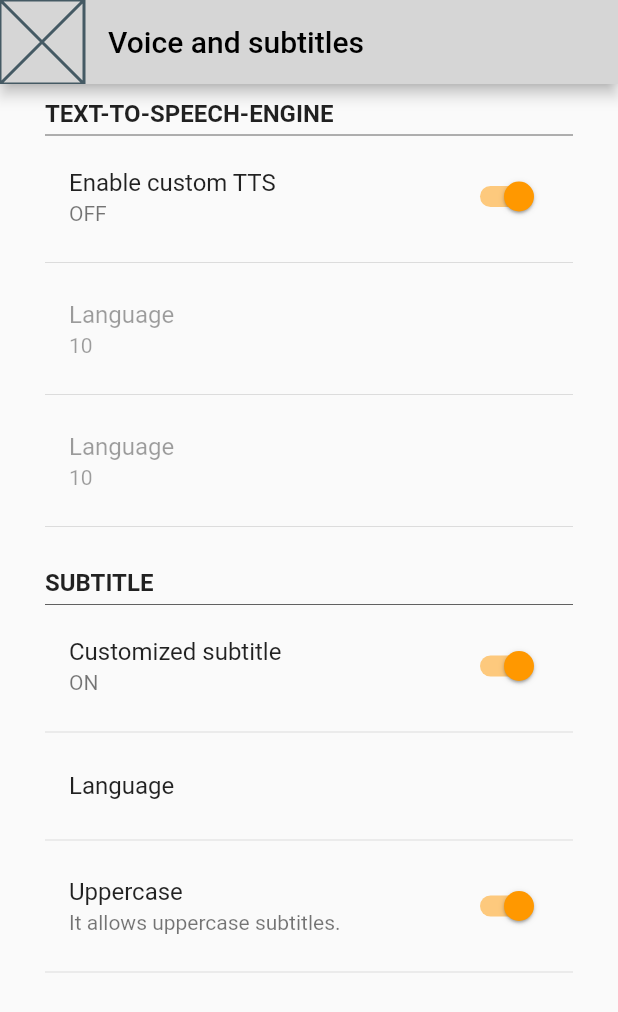
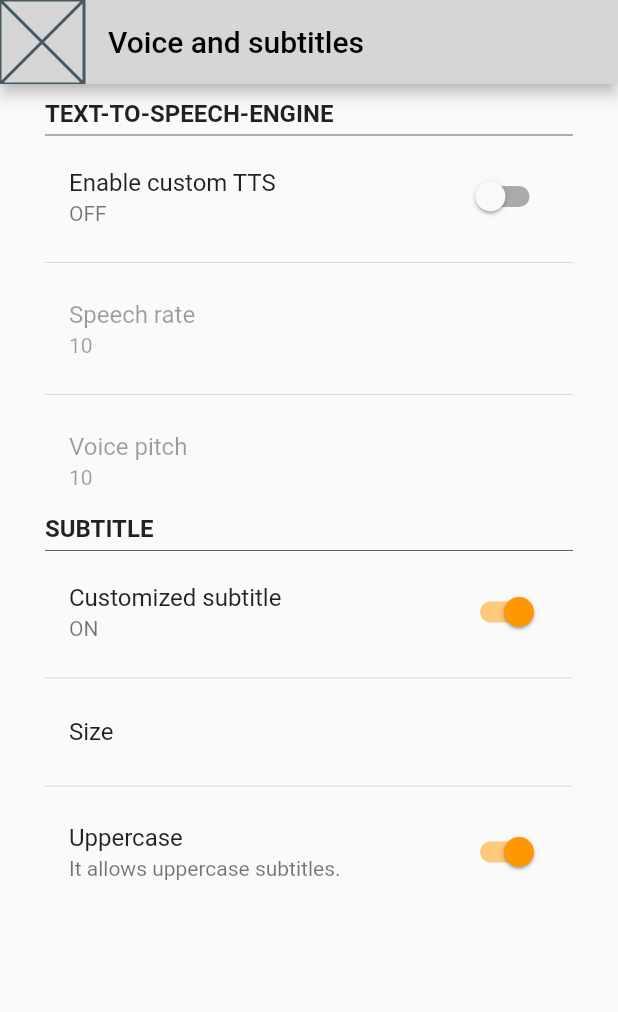
Before and after one commit to sjmamani/ottaa_project, a Flutter app: the VoiceAndSubtitlesScreen screen opened directly, on a phone screen of 412 x 824 dp. Shown: the top 1012 px of the screen. Run offline on Flutter 3.47's test engine with Material 2 defaults, Android fonts, the phone set to English and light mode, and no system bars.

Commit message:
Elimina componentes reutilizables

```diff
--- a/lib/screens/language_screen.dart
+++ b/lib/screens/language_screen.dart
@@ -1,7 +1,5 @@
 import 'package:flutter/material.dart';
-import 'package:ottaa_project/screens/widgets/setting_section.dart';
 import 'package:ottaa_project/utils/build_app_bar.dart';
-import 'package:ottaa_project/utils/language_items.dart';
 
 class LanguageScreen extends StatelessWidget {
   const LanguageScreen({Key? key}) : super(key: key);
@@ -10,8 +8,40 @@ class LanguageScreen extends StatelessWidget {
   Widget build(BuildContext context) {
     return Scaffold(
       appBar: buildAppBar('Language'),
-      body: SettingSection(
-        items: language_items,
+      body: Padding(
+        padding: const EdgeInsets.symmetric(
+          horizontal: 30,
+          vertical: 10,
+        ),
+        child: Column(
+          crossAxisAlignment: CrossAxisAlignment.start,
+          children: [
+            Text(
+              'LANGUAGE',
+              style: TextStyle(
+                fontWeight: FontWeight.bold,
+                fontSize: 16,
+              ),
+            ),
+            Divider(
+              height: 10,
+              color: Colors.grey[700],
+            ),
+            ListTile(
+              onTap: () {},
+              title: Text('Language'),
+            ),
+            Divider(),
+            SwitchListTile(
+              value: false,
+              onChanged: (value) {},
+              title: Text('OTTA Labs'),
+              subtitle: Text(
+                  'Use artificial intelligence to generate a richer sentence. You need a stable internet connection.'),
+            ),
+            Divider(),
+          ],
+        ),
       ),
     );
   }
--- a/lib/screens/voice_and_subtitles_screen.dart
+++ b/lib/screens/voice_and_subtitles_screen.dart
@@ -1,8 +1,5 @@
 import 'package:flutter/material.dart';
-import 'package:ottaa_project/screens/widgets/setting_section.dart';
 import 'package:ottaa_project/utils/build_app_bar.dart';
-import 'package:ottaa_project/utils/subtitle_items.dart';
-import 'package:ottaa_project/utils/text_to_speech_items.dart';
 
 class VoiceAndSubtitlesScreen extends StatelessWidget {
   const VoiceAndSubtitlesScreen({Key? key}) : super(key: key);
@@ -11,13 +8,76 @@ class VoiceAndSubtitlesScreen extends StatelessWidget {
   Widget build(BuildContext context) {
     return Scaffold(
       appBar: buildAppBar('Voice and subtitles'),
-      body: SingleChildScrollView(
-        child: Column(
-          crossAxisAlignment: CrossAxisAlignment.start,
-          children: [
-            SettingSection(items: text_to_speech_items),
-            SettingSection(items: subtitle_items),
-          ],
+      body: Padding(
+        padding: const EdgeInsets.symmetric(
+          horizontal: 30,
+          vertical: 10,
+        ),
+        child: SingleChildScrollView(
+          child: Column(
+            crossAxisAlignment: CrossAxisAlignment.start,
+            children: [
+              Text(
+                'TEXT-TO-SPEECH-ENGINE',
+                style: TextStyle(
+                  fontWeight: FontWeight.bold,
+                  fontSize: 16,
+                ),
+              ),
+              Divider(
+                height: 10,
+                color: Colors.grey[700],
+              ),
+              SwitchListTile(
+                value: false,
+                onChanged: (value) {},
+                title: Text('Enable custom TTS'),
+                subtitle: Text('OFF'),
+              ),
+              Divider(),
+              ListTile(
+                onTap: () {},
+                title: Text('Speech rate'),
+                subtitle: Text('10'),
+                enabled: false,
+              ),
+              Divider(),
+              ListTile(
+                onTap: () {},
+                title: Text('Voice pitch'),
+                subtitle: Text('10'),
+                enabled: false,
+              ),
+              Text(
+                'SUBTITLE',
+                style: TextStyle(
+                  fontWeight: FontWeight.bold,
+                  fontSize: 16,
+                ),
+              ),
+              Divider(
+                height: 10,
+                color: Colors.grey[700],
+              ),
+              SwitchListTile(
+                title: Text('Customized subtitle'),
+                subtitle: Text('ON'),
+                onChanged: (bool value) {},
+                value: true,
+              ),
+              Divider(),
+              ListTile(
+                title: Text('Size'),
+              ),
+              Divider(),
+              SwitchListTile(
+                title: Text('Uppercase'),
+                subtitle: Text('It allows uppercase subtitles.'),
+                onChanged: (bool value) {},
+                value: true,
+              ),
+            ],
+          ),
         ),
       ),
     );
--- a/lib/screens/widgets/setting_section.dart
+++ /dev/null
@@ -1,61 +0,0 @@
-import 'package:flutter/material.dart';
-
-class SettingSection extends StatelessWidget {
-  const SettingSection({Key? key, required this.items}) : super(key: key);
-
-  final Map<String, dynamic> items;
-
-  @override
-  Widget build(BuildContext context) {
-    return Padding(
-      padding: const EdgeInsets.symmetric(
-        horizontal: 30,
-        vertical: 10,
-      ),
-      child: Column(
-        crossAxisAlignment: CrossAxisAlignment.start,
-        children: [
-          Text(
-            items['title'],
-            style: TextStyle(
-              fontWeight: FontWeight.bold,
-              fontSize: 16,
-            ),
-          ),
-          Divider(
-            height: 10,
-            color: Colors.grey[700],
-          ),
-          for (var item in items['items'])
-            item['hasSwitch']
-                ? Column(
-                    children: [
-                      SwitchListTile(
-                        value: true, // always true by default
-                        onChanged: (value) {},
-                        title: Text(item['title']),
-                        subtitle: item['subtitle'].toString().isEmpty
-                            ? null
-                            : Text(item['subtitle']),
-                      ),
-                      Divider(),
-                    ],
-                  )
-                : Column(
-                    children: [
-                      ListTile(
-                        enabled: item['isEnabled'],
-                        onTap: () {},
-                        title: Text('Language'),
-                        subtitle: item['subtitle'].toString().isEmpty
-                            ? null
-                            : Text(item['subtitle']),
-                      ),
-                      Divider(),
-                    ],
-                  ),
-        ],
-      ),
-    );
-  }
-}
--- a/lib/utils/language_items.dart
+++ /dev/null
@@ -1,18 +0,0 @@
-const Map<String, dynamic> language_items = {
-  'title': 'LANGUAGE',
-  'items': [
-    {
-      'title': 'Language',
-      'subtitle': '',
-      'hasSwitch': false,
-      'isEnabled': true,
-    },
-    {
-      'title': 'OTTAA Labs',
-      'subtitle':
-          'Use artificial intelligence to generate a richer sentence. You need a stable internet connection.',
-      'hasSwitch': true,
-      'isEnabled': true,
-    },
-  ],
-};
--- a/lib/utils/subtitle_items.dart
+++ /dev/null
@@ -1,23 +0,0 @@
-const Map<String, dynamic> subtitle_items = {
-  'title': 'SUBTITLE',
-  'items': [
-    {
-      'title': 'Customized subtitle',
-      'subtitle': 'ON',
-      'hasSwitch': true,
-      'isEnabled': true,
-    },
-    {
-      'title': 'Size',
-      'subtitle': '',
-      'hasSwitch': false,
-      'isEnabled': true,
-    },
-    {
-      'title': 'Uppercase',
-      'subtitle': 'It allows uppercase subtitles.',
-      'hasSwitch': true,
-      'isEnabled': true,
-    },
-  ],
-};
--- a/lib/utils/text_to_speech_items.dart
+++ /dev/null
@@ -1,23 +0,0 @@
-const Map<String, dynamic> text_to_speech_items = {
-  'title': 'TEXT-TO-SPEECH-ENGINE',
-  'items': [
-    {
-      'title': 'Enable custom TTS',
-      'subtitle': 'OFF',
-      'hasSwitch': true,
-      'isEnabled': true,
-    },
-    {
-      'title': 'Speech rate',
-      'subtitle': '10',
-      'hasSwitch': false,
-      'isEnabled': false,
-    },
-    {
-      'title': 'Voice pitch',
-      'subtitle': '10',
-      'hasSwitch': false,
-      'isEnabled': false,
-    },
-  ],
-};
```
